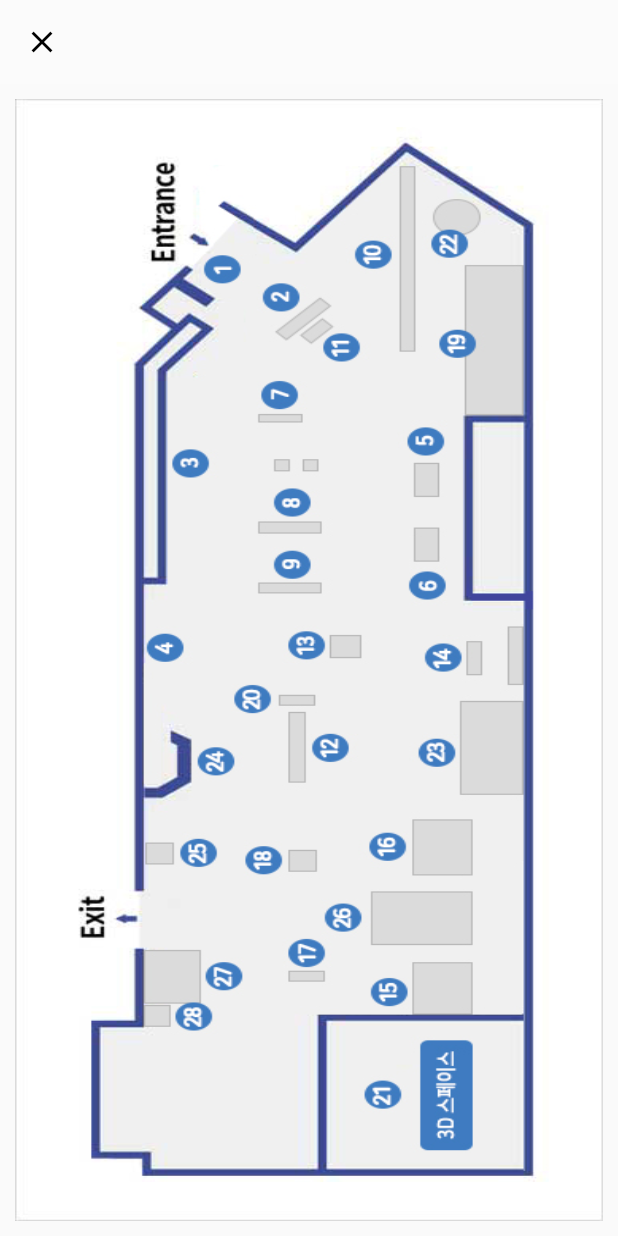
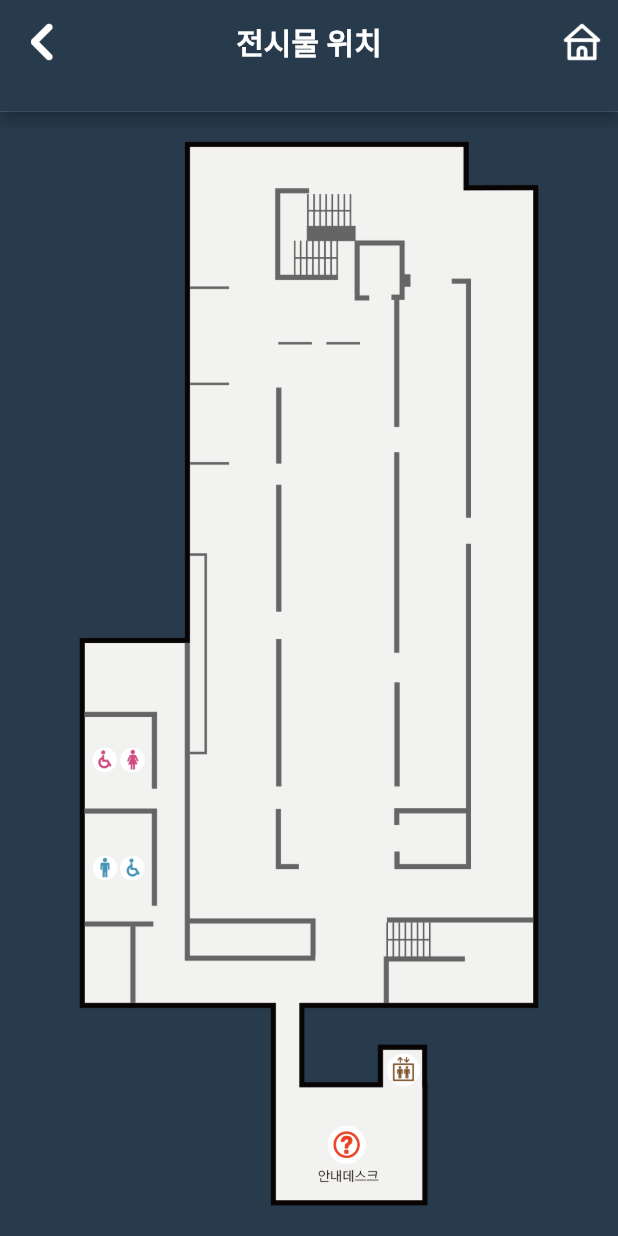
Before and after one commit to hoheehohee/exhibition_guide_app, a Flutter app: the ExhibitionMapView screen opened directly, on a phone screen of 412 x 824 dp. Run offline on Flutter 3.47's test engine with Material 2 defaults, Android fonts, the phone set to English and light mode, and no system bars; our stand-ins replace audioplayers, better_player, cached_network_image, carousel_slider, dio, get and 3 more; missing offline and left inert: barcode_scan, beacons_plugin, flutter_kakao_login, flutter_login_facebook, flutter_naver_login, image_ink_well; accounts and stored records are empty; network calls fail; statements that could not run were skipped.

Commit message:
[feature]: 시현 코드 - 비콘 통신

```diff
--- /dev/null
+++ b/lib/commons/custom_default_appbar.dart
@@ -0,0 +1,39 @@
+import 'package:exhibition_guide_app/main/main_view.dart';
+import 'package:flutter/material.dart';
+import 'package:get/get.dart';
+
+import '../constant.dart';
+import 'custom_image_icon_btn.dart';
+
+class CustomDefaultAppbar extends StatelessWidget {
+  final String title;
+
+  CustomDefaultAppbar({
+    Key key,
+    this.title
+  }) : super(key: key);
+
+  @override
+  Widget build(BuildContext context) {
+    return AppBar(
+      backgroundColor: backgroundColor,
+      title: Text(title, style: TextStyle(color: Colors.white),),
+      leading: CustomImageIconBtn(
+        px: 15.0,
+        iconPath: "assets/images/button/btn-back.png",
+        onAction: () {
+          Get.back();
+        },
+      ),
+      actions:[
+        CustomImageIconBtn(
+          px: 25.0,
+          iconPath: "assets/images/button/btn-home.png",
+          onAction: () {
+            Get.offAll(MainView());
+          },
+        ),
+      ],
+    );
+  }
+}
--- /dev/null
+++ b/lib/commons/custom_image_icon_btn.dart
@@ -0,0 +1,33 @@
+import 'package:flutter/material.dart';
+
+class CustomImageIconBtn extends StatelessWidget {
+  CustomImageIconBtn({
+    Key key,
+    this.px,
+    this.iconPath,
+    this.onAction
+  }) : super(key: key);
+
+  final double px;
+  final String iconPath;
+  final onAction;
+
+  @override
+  Widget build(BuildContext context) {
+    return IconButton(
+      padding: EdgeInsets.zero,
+      icon: Container(
+        width: px,
+        child: Image.asset(
+          iconPath,
+          fit: BoxFit.fill,
+        ),
+      ),
+      onPressed: () {
+        if (onAction != null) {
+          onAction();
+        }
+      },
+    );
+  }
+}
--- a/lib/guide/exhibition_map_view.dart
+++ b/lib/guide/exhibition_map_view.dart
@@ -1,32 +1,52 @@
+import 'package:exhibition_guide_app/commons/custom_default_appbar.dart';
+import 'package:exhibition_guide_app/commons/custom_image_icon_btn.dart';
+import 'package:exhibition_guide_app/main/main_view.dart';
 import 'package:flutter/material.dart';
 import 'package:get/get.dart';
+
+import '../constant.dart';
 
 class ExhibitionMapView extends StatelessWidget {
   @override
   Widget build(BuildContext context) {
+    var mediaQueryData = MediaQuery.of(context);
     return Scaffold(
-        appBar: AppBar(
-          elevation: 0.0,
-          backgroundColor: Colors.white.withOpacity(0.2),
-          leading: Builder(
-            builder: (BuildContext context) => (
-              IconButton(
-                icon: Icon(Icons.clear, color: Colors.black),
-                onPressed: () {
-                  Get.back();
-                },
-              )
-            ),
-          ),
+        appBar: PreferredSize(
+          preferredSize: Size.fromHeight(mediaQueryData.size.height * 0.09),
+          child: CustomDefaultAppbar(title: '전시물 위치')
         ),
         body: Container(
           width: double.infinity,
-          padding: EdgeInsets.all(10),
+          color: backgroundColor,
+          padding: EdgeInsets.symmetric(vertical: 20),
           child: Image.asset(
-            "assets/images/exhibition_map.jpg",
-            fit: BoxFit.fill,
+            "assets/images/map.png",
+            fit: BoxFit.fitHeight,
           ),
         )
     );
   }
+
+  Widget _appBar() {
+    return AppBar(
+      backgroundColor: backgroundColor,
+      title: Text('전시물 위치', style: TextStyle(color: Colors.white),),
+      leading: CustomImageIconBtn(
+        px: 15.0,
+        iconPath: "assets/images/button/btn-back.png",
+        onAction: () {
+          Get.back();
+        },
+      ),
+      actions:[
+        CustomImageIconBtn(
+          px: 25.0,
+          iconPath: "assets/images/button/btn-home.png",
+          onAction: () {
+            Get.offAll(MainView());
+          },
+        ),
+      ],
+    );
+  }
 }
--- a/lib/provider/devices_provider.dart
+++ b/lib/provider/devices_provider.dart
@@ -1,17 +1,18 @@
 import 'dart:async';
 import 'dart:convert';
 import 'dart:io';
-import 'dart:developer' as developer;
 
 import 'package:audioplayers/audioplayers.dart';
 import 'package:barcode_scan/barcode_scan.dart';
 import 'package:beacons_plugin/beacons_plugin.dart';
 import 'package:better_player/better_player.dart';
 import 'package:dio/dio.dart';
+import 'package:exhibition_guide_app/exhibit/exhibit_detail.dart';
 import 'package:exhibition_guide_app/message.dart';
 import 'package:exhibition_guide_app/model/beacon_content_model.dart';
 import 'package:exhibition_guide_app/model/beacon_model.dart';
 import 'package:flutter/foundation.dart';
+import 'package:get/get.dart' as Getx;
 
 
 class DevicesProvider with ChangeNotifier {
@@ -28,6 +29,7 @@ class DevicesProvider with ChangeNotifier {
   bool _beaconConnect = false;
   String _qrCode = '';
   String _beaconResult = '';
+  String _audioUrl = '';
   int _nrMessaggesReceived = 0;
 
   bool _playing = false; // 재성버튼 활성 default
@@ -68,7 +70,7 @@ class DevicesProvider with ChangeNotifier {
   }
 
   void init() async {
-
+    // beaconContentSelCall();
     if (Platform.isAndroid) {
       await BeaconsPlugin.setDisclosureDialogMessage(
           title: "Need Location Permission",
@@ -130,10 +132,13 @@ class DevicesProvider with ChangeNotifier {
       resp = await dio.get(BASE_URL + '/beaconSearch.do', queryParameters: {
         "UUID": beaconData.uuid,
         "Major": beaconData.major,
-        "Minor": beaconData.minor
+        "Minor": beaconData.minor,
       });
       final jsonData = json.decode("$resp");
       _beaconContentList = BeaconContentModel.fromJson(jsonData);
+      // 비콘 통신 목록 중 첫번째 오디오 데이터 저장
+      _audioUrl = _beaconContentList.data[0].voiceFile;
+      // 비콘 통신 목록 중 비디오 목록 데이터 저장
       _beaconContentList.data.forEach((element) {
         print("### element.videoFile ${element.videoFile}");
         temp.add(
@@ -147,6 +152,8 @@ class DevicesProvider with ChangeNotifier {
       _dataSourceList = temp;
       _beaconConnect = true;
       becaonScan(false);
+
+      Getx.Get.to(ExhibitDetail(_beaconContentList.data[0].idx));
 
     }catch(error) {
       becaonScan(false);
@@ -176,6 +183,7 @@ class DevicesProvider with ChangeNotifier {
     } else {
       // play song
       var res = await audioPlayer.play('https://luan.xyz/files/audio/ambient_c_motion.mp3');
+      // var res = await audioPlayer.play(_audioUrl);
       if (res == 1) {
         setPlaying(true);
       }
```
Also changed, not shown: lib/commons/iPhoneX_padding.dart (deleted, +0 -45 lines), lib/exhibit/exhibit_detail.dart (+9 -7 lines), lib/exhibit/exhibit_highlight_view.dart (+16 -11 lines), lib/guide/exhibition_directions_view.dart (added, +15 -0 lines), lib/main/main_view.dart (+10 -10 lines), assets/images/directions.png (added), assets/images/icon/icon-bus.png (added), assets/images/icon/icon-location-map.png (added), assets/images/icon/icon-metro.png (added), assets/images/icon/icon-tel.png (added), assets/images/map.png (added).
